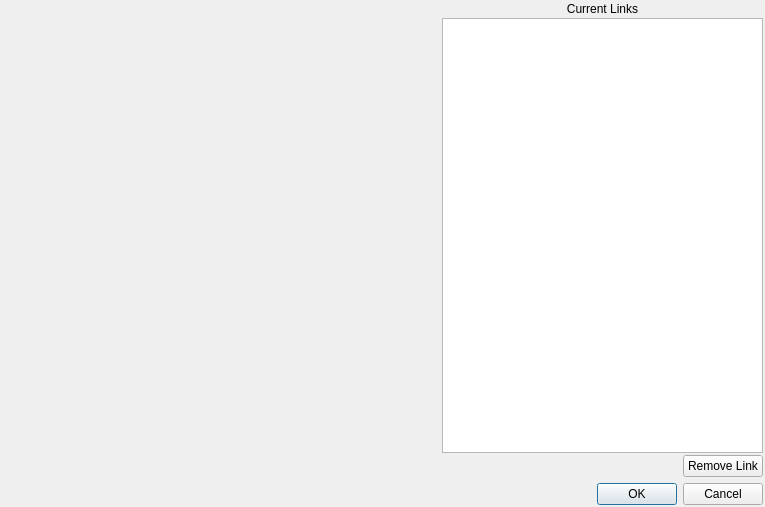
This is glue/qt/ui/link_editor.ui in glue-viz/glue as Qt 5 draws it before an edit. The edited form follows.
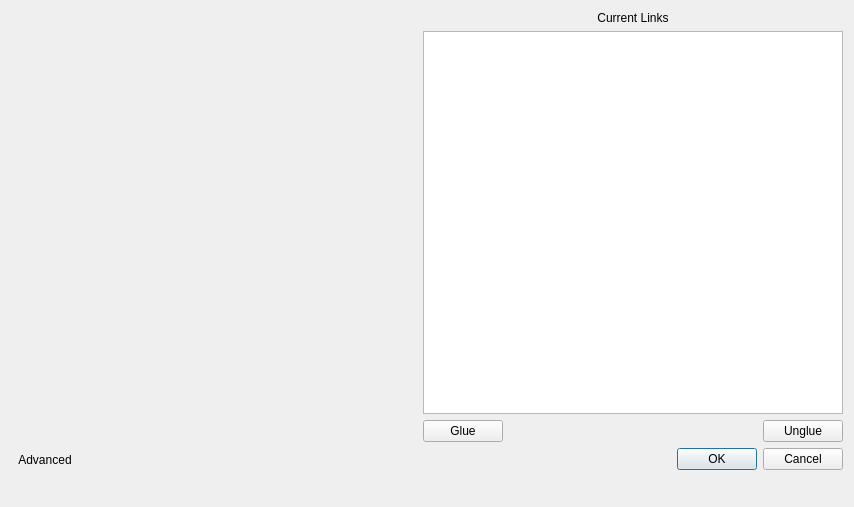
This is the edited form. Custom widgets are drawn as their Qt base class.

Commit message: new look for link editor

Diff of the .ui file:
```diff
--- a/glue/qt/ui/link_editor.ui
+++ b/glue/qt/ui/link_editor.ui
@@ -6,23 +6,27 @@
    <rect>
     <x>0</x>
     <y>0</y>
-    <width>765</width>
+    <width>854</width>
     <height>507</height>
    </rect>
   </property>
   <property name="windowTitle">
    <string>Link Editor</string>
   </property>
+  <property name="sizeGripEnabled">
+   <bool>false</bool>
+  </property>
+  <layout class="QHBoxLayout" name="horizontalLayout_6">
+   <item>
+    <layout class="QVBoxLayout" name="verticalLayout_3">
+     <item>
+      <layout class="QHBoxLayout" name="horizontalLayout_4" stretch="1,2">
+       <item>
+        <layout class="QVBoxLayout" name="verticalLayout_2">
+         <item>
   <layout class="QHBoxLayout" name="horizontalLayout_3">
-   <property name="margin">
-    <number>2</number>
-   </property>
    <item>
-    <layout class="QVBoxLayout" name="verticalLayout_2" stretch="1,1">
-     <item>
-      <layout class="QHBoxLayout" name="horizontalLayout_2" stretch="3,1,3">
-       <item>
-        <widget class="ComponentSelector" name="component_selector" native="true">
+            <widget class="ComponentSelector" name="left_components" native="true">
          <property name="sizePolicy">
           <sizepolicy hsizetype="Preferred" vsizetype="Preferred">
            <horstretch>1</horstretch>
@@ -38,23 +42,40 @@
         </widget>
        </item>
        <item>
-        <widget class="LinkEquation" name="signature_editor" native="true">
+            <widget class="ComponentSelector" name="right_components" native="true">
          <property name="sizePolicy">
           <sizepolicy hsizetype="Preferred" vsizetype="Preferred">
-           <horstretch>100</horstretch>
+               <horstretch>1</horstretch>
            <verstretch>0</verstretch>
           </sizepolicy>
          </property>
-         <property name="acceptDrops">
+             <property name="minimumSize">
+              <size>
+               <width>200</width>
+               <height>0</height>
+              </size>
+             </property>
+            </widget>
+           </item>
+          </layout>
+         </item>
+         <item>
+          <widget class="QToolButton" name="toggle_editor">
+           <property name="whatsThis">
+            <string>Show/hide advanced linking</string>
+           </property>
+           <property name="text">
+            <string>Advanced</string>
+           </property>
+           <property name="autoRaise">
           <bool>true</bool>
          </property>
         </widget>
+         </item>
+        </layout>
        </item>
        <item>
         <layout class="QVBoxLayout" name="verticalLayout">
-         <property name="spacing">
-          <number>2</number>
-         </property>
          <item>
           <widget class="QLabel" name="label">
            <property name="text">
@@ -66,16 +87,30 @@
           </widget>
          </item>
          <item>
-          <widget class="GlueListWidget" name="current_links"/>
+          <widget class="GlueListWidget" name="current_links">
+           <property name="sizePolicy">
+            <sizepolicy hsizetype="Minimum" vsizetype="Expanding">
+             <horstretch>0</horstretch>
+             <verstretch>0</verstretch>
+            </sizepolicy>
+           </property>
+           <property name="minimumSize">
+            <size>
+             <width>400</width>
+             <height>0</height>
+            </size>
+           </property>
+          </widget>
          </item>
          <item>
-          <layout class="QHBoxLayout" name="horizontalLayout">
-           <property name="spacing">
-            <number>-1</number>
-           </property>
-           <property name="topMargin">
-            <number>0</number>
-           </property>
+          <layout class="QHBoxLayout" name="horizontalLayout_2">
+           <item>
+            <widget class="QPushButton" name="add_link">
+             <property name="text">
+              <string>Glue</string>
+             </property>
+            </widget>
+           </item>
            <item>
             <spacer name="horizontalSpacer">
              <property name="orientation">
@@ -98,15 +133,26 @@
               </sizepolicy>
              </property>
              <property name="text">
-              <string>Remove Link</string>
+              <string>Unglue</string>
              </property>
             </widget>
            </item>
           </layout>
          </item>
-        </layout>
-       </item>
-      </layout>
+         <item>
+          <layout class="QHBoxLayout" name="horizontalLayout">
+           <item>
+            <spacer name="horizontalSpacer_2">
+             <property name="orientation">
+              <enum>Qt::Horizontal</enum>
+             </property>
+             <property name="sizeHint" stdset="0">
+              <size>
+               <width>40</width>
+               <height>20</height>
+              </size>
+             </property>
+            </spacer>
      </item>
      <item>
       <widget class="QDialogButtonBox" name="buttonBox">
@@ -120,6 +166,45 @@
         <bool>false</bool>
        </property>
       </widget>
+           </item>
+          </layout>
+         </item>
+        </layout>
+       </item>
+      </layout>
+     </item>
+     <item>
+      <layout class="QHBoxLayout" name="horizontalLayout_5">
+       <item>
+        <widget class="LinkEquation" name="signature_editor" native="true">
+         <property name="enabled">
+          <bool>true</bool>
+         </property>
+         <property name="sizePolicy">
+          <sizepolicy hsizetype="Preferred" vsizetype="Preferred">
+           <horstretch>100</horstretch>
+           <verstretch>100</verstretch>
+          </sizepolicy>
+         </property>
+         <property name="acceptDrops">
+          <bool>true</bool>
+         </property>
+        </widget>
+       </item>
+       <item>
+        <spacer name="horizontalSpacer_3">
+         <property name="orientation">
+          <enum>Qt::Horizontal</enum>
+         </property>
+         <property name="sizeHint" stdset="0">
+          <size>
+           <width>400</width>
+           <height>20</height>
+          </size>
+         </property>
+        </spacer>
+       </item>
+      </layout>
      </item>
     </layout>
    </item>
```
Lines whose indentation alone changed are shown as unchanged. The commit also changes 5 other files.
